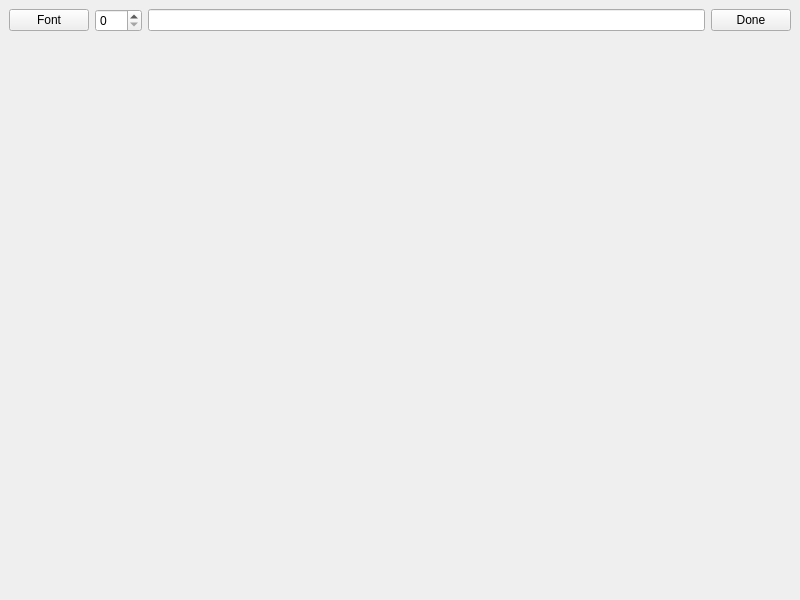
hellozee/qt-libraqm-test, file mainwindow.ui: the form before one commit.
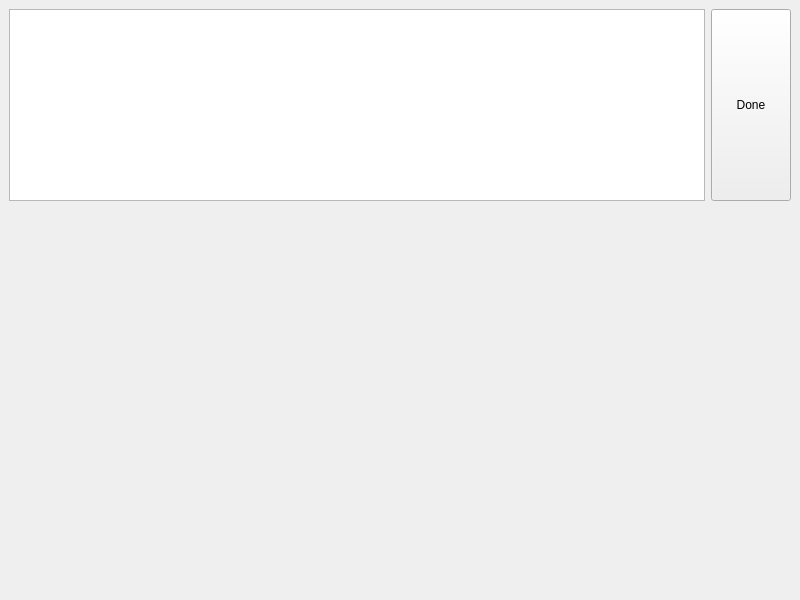
The form after the commit. Custom widgets are drawn as their Qt base class.

Patch:
```diff
--- a/mainwindow.ui
+++ b/mainwindow.ui
@@ -15,34 +15,6 @@
   </property>
   <widget class="QWidget" name="centralwidget">
    <layout class="QGridLayout" name="gridLayout">
-    <item row="0" column="0">
-     <layout class="QHBoxLayout" name="horizontalLayout">
-      <item>
-       <widget class="QPushButton" name="fontBtn">
-        <property name="text">
-         <string>Font</string>
-        </property>
-       </widget>
-      </item>
-      <item>
-       <widget class="QSpinBox" name="sizeBox">
-        <property name="maximum">
-         <number>200</number>
-        </property>
-       </widget>
-      </item>
-      <item>
-       <widget class="QLineEdit" name="textBox"/>
-      </item>
-      <item>
-       <widget class="QPushButton" name="doneBtn">
-        <property name="text">
-         <string>Done</string>
-        </property>
-       </widget>
-      </item>
-     </layout>
-    </item>
     <item row="1" column="0">
      <widget class="PaintWidget" name="canvas" native="true">
       <property name="sizePolicy">
@@ -64,6 +36,26 @@
       </widget>
      </widget>
     </item>
+    <item row="0" column="0">
+     <layout class="QHBoxLayout" name="horizontalLayout">
+      <item>
+       <widget class="QPlainTextEdit" name="plainTextEdit"/>
+      </item>
+      <item>
+       <widget class="QPushButton" name="doneBtn">
+        <property name="sizePolicy">
+         <sizepolicy hsizetype="Minimum" vsizetype="Expanding">
+          <horstretch>0</horstretch>
+          <verstretch>0</verstretch>
+         </sizepolicy>
+        </property>
+        <property name="text">
+         <string>Done</string>
+        </property>
+       </widget>
+      </item>
+     </layout>
+    </item>
    </layout>
   </widget>
  </widget>
```
